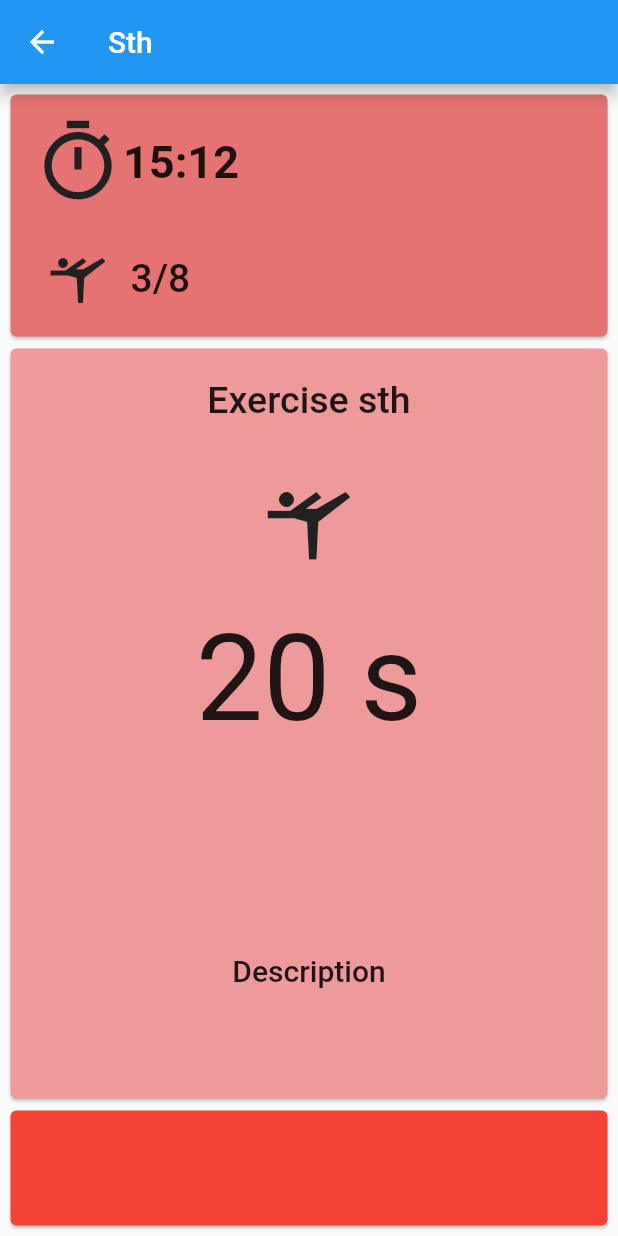
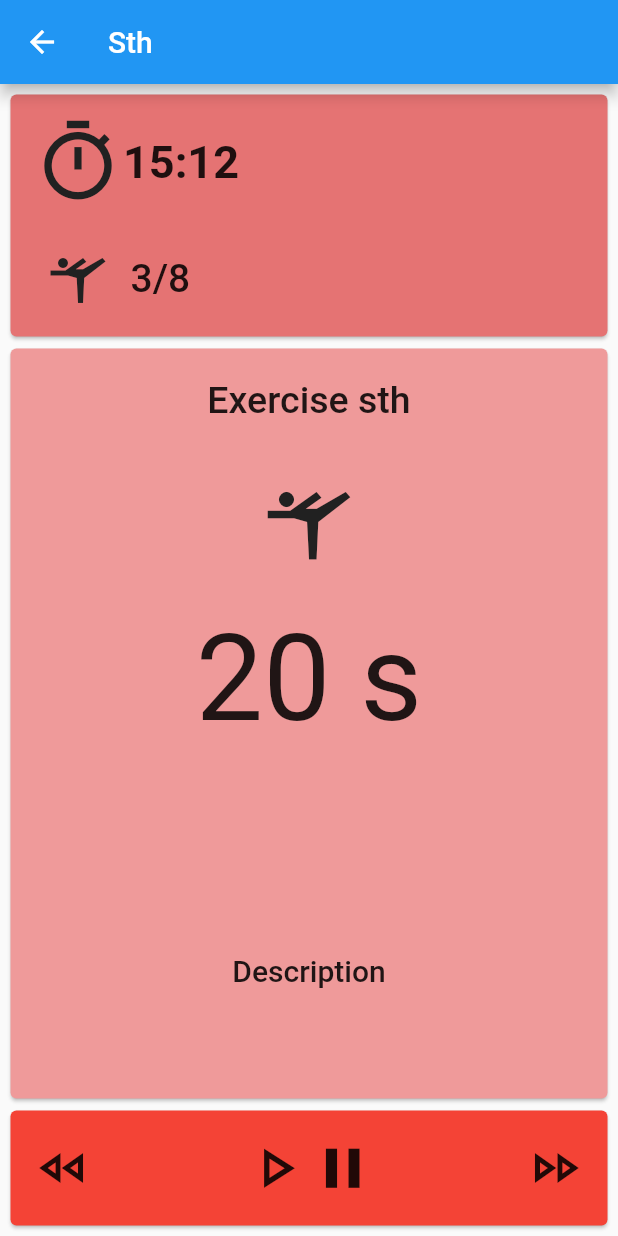
Before and after one commit to martamazurkiewicz/tabata_timer, a Flutter app: the TabataScreen screen opened directly, on a phone screen of 412 x 824 dp. Run offline on Flutter 3.47's test engine with Material 2 defaults, Android fonts, the phone set to English and light mode, and no system bars.

Commit message:
Added pause-play card to tabata screen

```diff
--- a/lib/screens/tabata_screen/tabata_screen.dart
+++ b/lib/screens/tabata_screen/tabata_screen.dart
@@ -149,8 +149,49 @@ class _TabataScreen extends State<TabataScreen> {
                   width: MediaQuery.of(context).size.width,
                   child: Card(
                     color: Colors.red,
-                    child: Column(
-                      children: const [],
+                    child: Padding(
+                      padding: const EdgeInsets.symmetric(
+                          vertical: 10.0, horizontal: 15.0),
+                      child: Row(
+                        children: [
+                          Expanded(
+                            flex: 1,
+                            child: Container(
+                              alignment: Alignment.centerLeft,
+                              child: const Icon(
+                                Icons.fast_rewind_outlined,
+                                size: 40.0,
+                              ),
+                            ),
+                          ),
+                          Expanded(
+                            flex: 2,
+                            child: Row(
+                              mainAxisAlignment: MainAxisAlignment.center,
+                              children: const [
+                                Icon(
+                                  Icons.play_arrow_outlined,
+                                  size: 45.0,
+                                ),
+                                Icon(
+                                  Icons.pause_outlined,
+                                  size: 45.0,
+                                ),
+                              ],
+                            ),
+                          ),
+                          Expanded(
+                            flex: 1,
+                            child: Container(
+                              alignment: Alignment.centerRight,
+                              child: const Icon(
+                                Icons.fast_forward_outlined,
+                                size: 40.0,
+                              ),
+                            ),
+                          ),
+                        ],
+                      ),
                     ),
                   ),
                 ),
```
